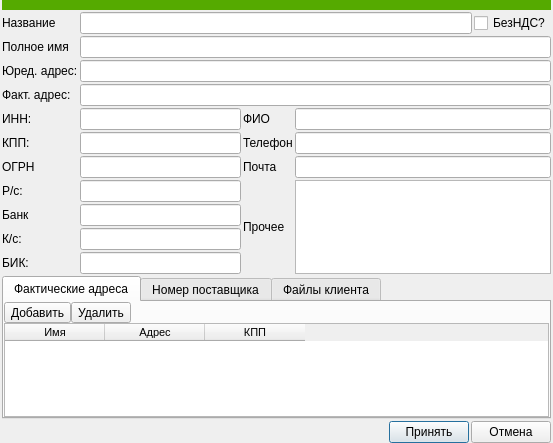
Above: ui/client.ui from Meller008/CRM-Avi before the change. Below: the same form after it.
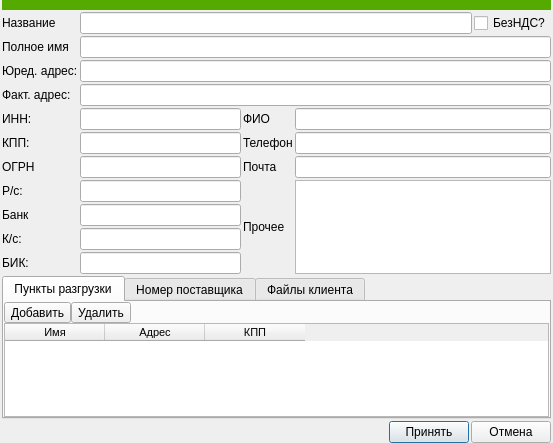
That is the form after the change.

What changed in the file:
```diff
--- a/ui/client.ui
+++ b/ui/client.ui
@@ -225,7 +225,7 @@
      </property>
      <widget class="QWidget" name="tab">
       <attribute name="title">
-       <string>Фактические адреса</string>
+       <string>Пункты разгрузки</string>
       </attribute>
       <layout class="QGridLayout" name="gridLayout_3">
        <property name="leftMargin">
```
